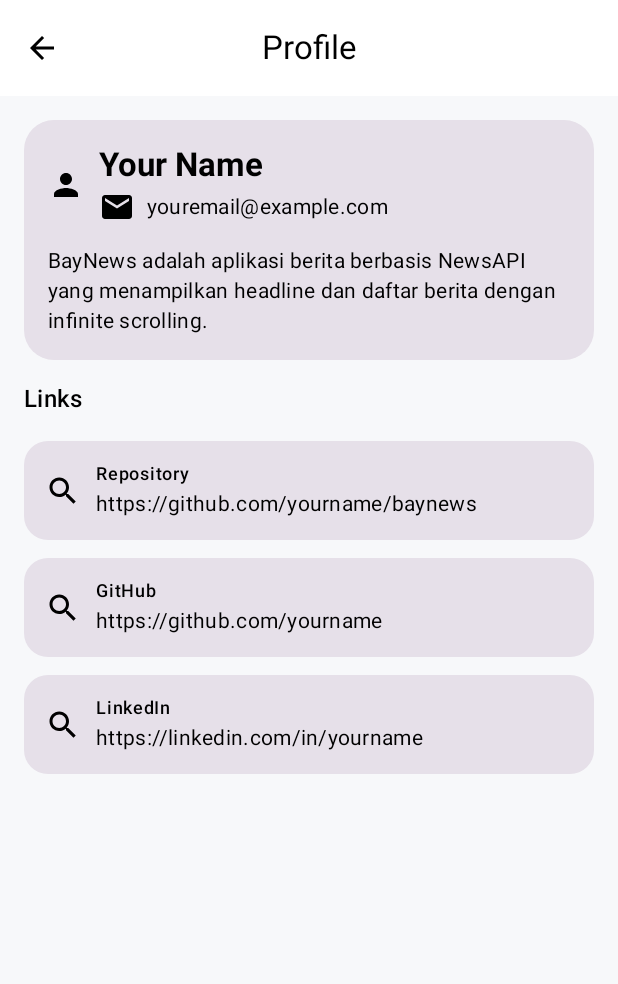
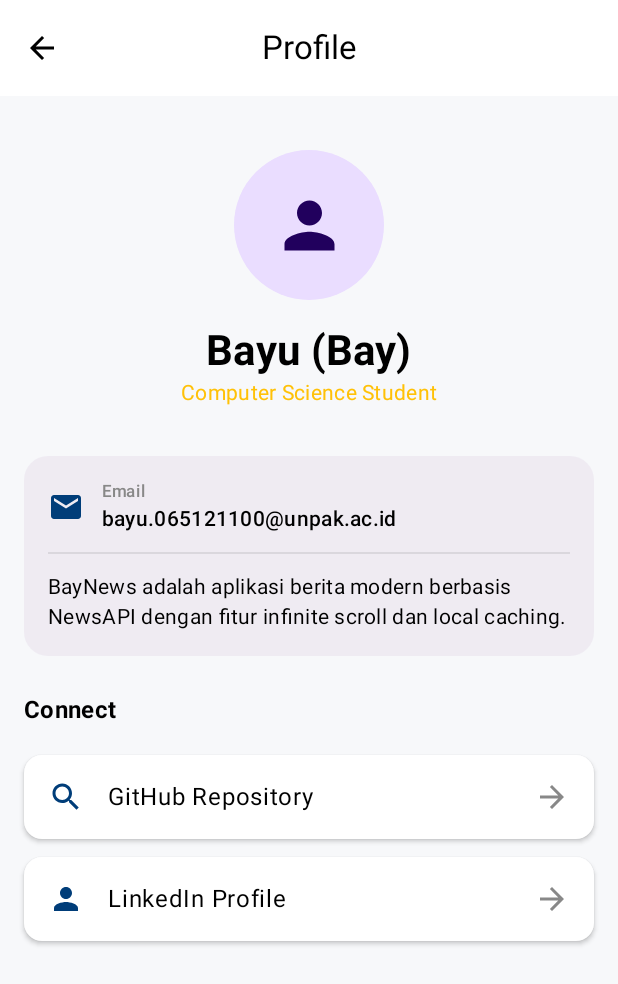
Before and after one commit to bayufadayan/baynews-android, an Android app built with Jetpack Compose: the ProfileScreen screen opened through its navigation route, on a phone screen of 412 x 824 dp. Shown: the top 984 px of the screen. Run offline under Robolectric (Android 15) with nearby library versions, the phone set to English and light mode, and no system bars.

Commit message:
refactor(ui): modernize design, modularize components, and fix errors

```diff
--- a/app/src/main/java/com/example/baynews/screens/HomeScreen.kt
+++ b/app/src/main/java/com/example/baynews/screens/HomeScreen.kt
@@ -8,6 +8,7 @@ import androidx.compose.material3.*
 import androidx.compose.runtime.*
 import androidx.compose.ui.Alignment
 import androidx.compose.ui.Modifier
+import androidx.compose.ui.text.font.FontWeight // Pastikan ini ada
 import androidx.compose.ui.unit.dp
 import com.example.baynews.domain.Article
 import com.example.baynews.ui.home.HomeViewModel
@@ -25,38 +26,30 @@ fun HomeScreen(
     LaunchedEffect(Unit) { vm.loadInitial() }
 
     LaunchedEffect(state.loadMoreError) {
-        val msg = state.loadMoreError ?: return@LaunchedEffect
-        val result = snackbarHostState.showSnackbar(
-            message = msg,
-            actionLabel = "Retry"
-        )
+        state.loadMoreError?.let { msg ->
+            val result = snackbarHostState.showSnackbar(msg, "Retry")
             if (result == SnackbarResult.ActionPerformed) {
                 vm.loadNextPage()
             }
         }
+    }
 
-    Box(Modifier.fillMaxSize()) {
+    Scaffold(
+        snackbarHost = { SnackbarHost(snackbarHostState) }
+    ) {
+        Box(
+            Modifier
+                .fillMaxSize()
+        ) {
             when {
                 state.isLoading -> {
                     Box(Modifier.fillMaxSize(), contentAlignment = Alignment.Center) {
                         CircularProgressIndicator()
                     }
                 }
-
                 state.errorMessage != null -> {
-                Column(
-                    modifier = Modifier
-                        .fillMaxWidth()
-                        .fillMaxHeight()
-                        .padding(16.dp),
-                    verticalArrangement = Arrangement.Center
-                ) {
-                    Text(state.errorMessage!!)
-                    Spacer(Modifier.height(8.dp))
-                    Button(onClick = { vm.loadInitial() }) { Text("Retry") }
+                    ErrorScreen(msg = state.errorMessage!!, onRetry = { vm.loadInitial() })
                 }
-            }
-
                 else -> {
                     HomeContent(
                         headline = state.headline,
@@ -67,11 +60,7 @@ fun HomeScreen(
                     )
                 }
             }
-
-        SnackbarHost(
-            hostState = snackbarHostState,
-            modifier = Modifier.align(Alignment.BottomCenter)
-        )
+        }
     }
 }
 
@@ -85,41 +74,44 @@ private fun HomeContent(
 ) {
     LazyColumn(
         modifier = Modifier.fillMaxSize(),
-        contentPadding = PaddingValues(bottom = 16.dp)
+        contentPadding = PaddingValues(bottom = 24.dp),
+        verticalArrangement = Arrangement.spacedBy(8.dp)
     ) {
+        // Section Headline
         item {
-            Spacer(Modifier.height(12.dp))
+            Column {
+                Spacer(Modifier.height(16.dp))
                 Text(
                     text = "Top Headlines",
-                style = MaterialTheme.typography.titleMedium,
+                    // FIX: Menambahkan parameter fontWeight =
+                    style = MaterialTheme.typography.headlineSmall.copy(fontWeight = FontWeight.Bold),
                     modifier = Modifier.padding(horizontal = 16.dp)
                 )
-            Spacer(Modifier.height(10.dp))
-
+                Spacer(Modifier.height(12.dp))
                 LazyRow(
                     contentPadding = PaddingValues(horizontal = 16.dp),
-                horizontalArrangement = Arrangement.spacedBy(12.dp)
+                    horizontalArrangement = Arrangement.spacedBy(16.dp)
                 ) {
-                itemsIndexed(headline) { _, a ->
-                    HeadlineCard(article = a, onClick = { onOpenDetail(a.id) })
+                    itemsIndexed(headline) { _, item ->
+                        HeadlineCard(article = item, onClick = { onOpenDetail(item.id) })
+                    }
+                }
+                Spacer(Modifier.height(24.dp))
+                Text(
+                    text = "Latest News",
+                    // FIX: Menambahkan parameter fontWeight =
+                    style = MaterialTheme.typography.headlineSmall.copy(fontWeight = FontWeight.Bold),
+                    modifier = Modifier.padding(horizontal = 16.dp)
+                )
             }
         }
 
-            Spacer(Modifier.height(18.dp))
-
-            Text(
-                text = "All News",
-                style = MaterialTheme.typography.titleMedium,
-                modifier = Modifier.padding(horizontal = 16.dp)
-            )
-            Spacer(Modifier.height(8.dp))
+        // Section News List
+        itemsIndexed(news) { index, item ->
+            if (index >= news.lastIndex - 1 && !isLoadingMore) {
+                LaunchedEffect(Unit) { onLoadMore() }
             }
-
-        itemsIndexed(news) { index, a ->
-            if (index == news.lastIndex) {
-                LaunchedEffect(index) { onLoadMore() }
-            }
-            NewsRow(article = a, onClick = { onOpenDetail(a.id) })
+            NewsRow(article = item, onClick = { onOpenDetail(item.id) })
         }
 
         if (isLoadingMore) {
@@ -130,9 +122,26 @@ private fun HomeContent(
                         .padding(16.dp),
                     contentAlignment = Alignment.Center
                 ) {
-                    CircularProgressIndicator()
+                    CircularProgressIndicator(modifier = Modifier.size(24.dp), strokeWidth = 2.dp)
                 }
             }
         }
     }
 }
+
+@Composable
+fun ErrorScreen(msg: String, onRetry: () -> Unit) {
+    Column(
+        modifier = Modifier
+            .fillMaxSize()
+            .padding(16.dp),
+        verticalArrangement = Arrangement.Center,
+        horizontalAlignment = Alignment.CenterHorizontally
+    ) {
+        Text(text = "Oops!", style = MaterialTheme.typography.titleLarge)
+        Spacer(Modifier.height(8.dp))
+        Text(text = msg, style = MaterialTheme.typography.bodyMedium)
+        Spacer(Modifier.height(16.dp))
+        Button(onClick = onRetry) { Text("Try Again") }
+    }
+}
--- a/app/src/main/java/com/example/baynews/screens/ProfileScreen.kt
+++ b/app/src/main/java/com/example/baynews/screens/ProfileScreen.kt
@@ -1,96 +1,139 @@
 package com.example.baynews.screens
 
+import androidx.compose.foundation.background
+import androidx.compose.foundation.clickable
 import androidx.compose.foundation.layout.*
+import androidx.compose.foundation.shape.CircleShape
 import androidx.compose.foundation.shape.RoundedCornerShape
 import androidx.compose.material.icons.Icons
-import androidx.compose.material.icons.filled.Email
-import androidx.compose.material.icons.filled.Search
-import androidx.compose.material.icons.filled.Person
-import androidx.compose.material3.Card
-import androidx.compose.material3.Icon
-import androidx.compose.material3.MaterialTheme
-import androidx.compose.material3.Text
+import androidx.compose.material.icons.filled.*
+import androidx.compose.material3.*
 import androidx.compose.runtime.Composable
+import androidx.compose.ui.Alignment
 import androidx.compose.ui.Modifier
+import androidx.compose.ui.draw.clip
+import androidx.compose.ui.graphics.Color
+import androidx.compose.ui.graphics.vector.ImageVector
+import androidx.compose.ui.platform.LocalUriHandler
 import androidx.compose.ui.text.font.FontWeight
 import androidx.compose.ui.unit.dp
 
 @Composable
 fun ProfileScreen() {
-    // dummy data (nanti kamu ganti)
-    val name = "Your Name"
-    val email = "youremail@example.com"
-    val repository = "https://github.com/yourname/baynews"
-    val github = "https://github.com/yourname"
-    val linkedin = "https://linkedin.com/in/yourname"
-    val description =
-        "BayNews adalah aplikasi berita berbasis NewsAPI yang menampilkan headline dan daftar berita dengan infinite scrolling."
+    // Dummy Data
+    val name = "Bayu (Bay)"
+    val role = "Computer Science Student"
+    val email = "bayu.065121100@unpak.ac.id"
+    val repository = "https://github.com/bayufadayan/baynews-android"
+    val linkedin = "https://linkedin.com/in/muhamad-bayu-fadayan"
+
+    val uriHandler = LocalUriHandler.current
 
     Column(
         modifier = Modifier
             .fillMaxSize()
-            .padding(16.dp)
+            .padding(16.dp),
+        horizontalAlignment = Alignment.CenterHorizontally
     ) {
+        Spacer(Modifier.height(20.dp))
+
+        // Avatar Placeholder
+        Box(
+            modifier = Modifier
+                .size(100.dp)
+                .clip(CircleShape)
+                .background(MaterialTheme.colorScheme.primaryContainer),
+            contentAlignment = Alignment.Center
+        ) {
+            Icon(
+                imageVector = Icons.Default.Person,
+                contentDescription = null,
+                modifier = Modifier.size(50.dp),
+                tint = MaterialTheme.colorScheme.onPrimaryContainer
+            )
+        }
+
+        Spacer(Modifier.height(16.dp))
+
+        Text(text = name, style = MaterialTheme.typography.headlineMedium.copy(fontWeight = FontWeight.Bold))
+        Text(text = role, style = MaterialTheme.typography.bodyMedium, color = MaterialTheme.colorScheme.secondary)
+
+        Spacer(Modifier.height(32.dp))
+
+        // Info Section
         Card(
-            shape = RoundedCornerShape(20.dp),
-            modifier = Modifier.fillMaxWidth()
+            shape = RoundedCornerShape(16.dp),
+            modifier = Modifier.fillMaxWidth(),
+            colors = CardDefaults.cardColors(containerColor = MaterialTheme.colorScheme.surfaceVariant.copy(alpha = 0.5f))
         ) {
             Column(Modifier.padding(16.dp)) {
-                Row(verticalAlignment = androidx.compose.ui.Alignment.CenterVertically) {
-                    Icon(Icons.Filled.Person, contentDescription = null)
-                    Spacer(Modifier.width(10.dp))
-                    Column {
-                        Text(text = name, style = MaterialTheme.typography.titleLarge, fontWeight = FontWeight.Bold)
-                        Spacer(Modifier.height(2.dp))
-                        Row(verticalAlignment = androidx.compose.ui.Alignment.CenterVertically) {
-                            Icon(Icons.Filled.Email, contentDescription = null)
-                            Spacer(Modifier.width(8.dp))
-                            Text(text = email, style = MaterialTheme.typography.bodyMedium)
-                        }
-                    }
-                }
-
-                Spacer(Modifier.height(14.dp))
+                ProfileItem(icon = Icons.Default.Email, label = "Email", value = email)
+                Divider(Modifier.padding(vertical = 12.dp), color = Color.Gray.copy(alpha = 0.2f))
                 Text(
-                    text = description,
+                    text = "BayNews adalah aplikasi berita modern berbasis NewsAPI dengan fitur infinite scroll dan local caching.",
                     style = MaterialTheme.typography.bodyMedium
                 )
             }
         }
 
-        Spacer(Modifier.height(14.dp))
+        Spacer(Modifier.height(24.dp))
 
         Text(
-            text = "Links",
-            style = MaterialTheme.typography.titleMedium
+            text = "Connect",
+            style = MaterialTheme.typography.titleMedium.copy(fontWeight = FontWeight.Bold),
+            modifier = Modifier.align(Alignment.Start)
         )
-        Spacer(Modifier.height(10.dp))
 
-        LinkCard(label = "Repository", value = repository)
-        LinkCard(label = "GitHub", value = github)
-        LinkCard(label = "LinkedIn", value = linkedin)
+        Spacer(Modifier.height(12.dp))
+
+        LinkCard(
+            label = "GitHub Repository",
+            icon = Icons.Default.Search,
+            onClick = { uriHandler.openUri(repository) }
+        )
+        LinkCard(
+            label = "LinkedIn Profile",
+            icon = Icons.Default.Person, // Icon person untuk profil
+            onClick = { uriHandler.openUri(linkedin) }
+        )
     }
 }
 
 @Composable
-private fun LinkCard(label: String, value: String) {
+private fun ProfileItem(icon: ImageVector, label: String, value: String) {
+    Row(verticalAlignment = Alignment.CenterVertically) {
+        Icon(icon, contentDescription = null, tint = MaterialTheme.colorScheme.primary)
+        Spacer(Modifier.width(12.dp))
+        Column {
+            Text(text = label, style = MaterialTheme.typography.labelSmall, color = Color.Gray)
+            Text(text = value, style = MaterialTheme.typography.bodyMedium, fontWeight = FontWeight.Medium)
+        }
+    }
+}
+
+@Composable
+private fun LinkCard(label: String, icon: ImageVector, onClick: () -> Unit) {
     Card(
-        shape = RoundedCornerShape(16.dp),
+        shape = RoundedCornerShape(12.dp),
         modifier = Modifier
             .fillMaxWidth()
             .padding(vertical = 6.dp)
+            .clickable { onClick() }, // Sekarang bisa diklik!
+        elevation = CardDefaults.cardElevation(2.dp),
+        colors = CardDefaults.cardColors(containerColor = MaterialTheme.colorScheme.surface)
     ) {
         Row(
-            modifier = Modifier.padding(14.dp),
-            verticalAlignment = androidx.compose.ui.Alignment.CenterVertically
+            modifier = Modifier.padding(16.dp),
+            verticalAlignment = Alignment.CenterVertically
         ) {
-            Icon(Icons.Filled.Search, contentDescription = null)
-            Spacer(Modifier.width(10.dp))
-            Column {
-                Text(text = label, style = MaterialTheme.typography.labelMedium)
-                Spacer(Modifier.height(2.dp))
-                Text(text = value, style = MaterialTheme.typography.bodyMedium)
-            }
+            Icon(icon, contentDescription = null, tint = MaterialTheme.colorScheme.primary)
+            Spacer(Modifier.width(16.dp))
+            Text(
+                text = label,
+                style = MaterialTheme.typography.bodyLarge,
+                modifier = Modifier.weight(1f)
+            )
+            Icon(Icons.Default.ArrowForward, contentDescription = null, tint = Color.Gray)
         }
     }
 }
```
Also changed, not shown: app/src/main/java/com/example/baynews/screens/DetailScreen.kt (+102 -55 lines), app/src/main/java/com/example/baynews/screens/components/NewsComponents.kt (+42 -28 lines). Lines whose indentation alone changed are shown as unchanged.
